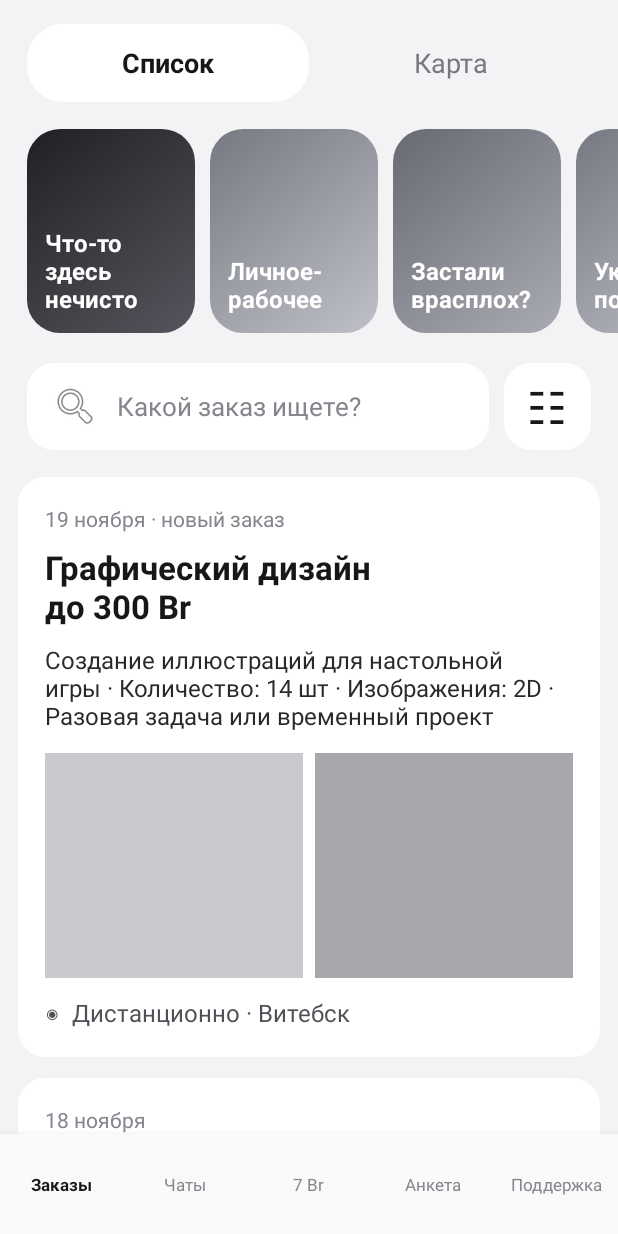
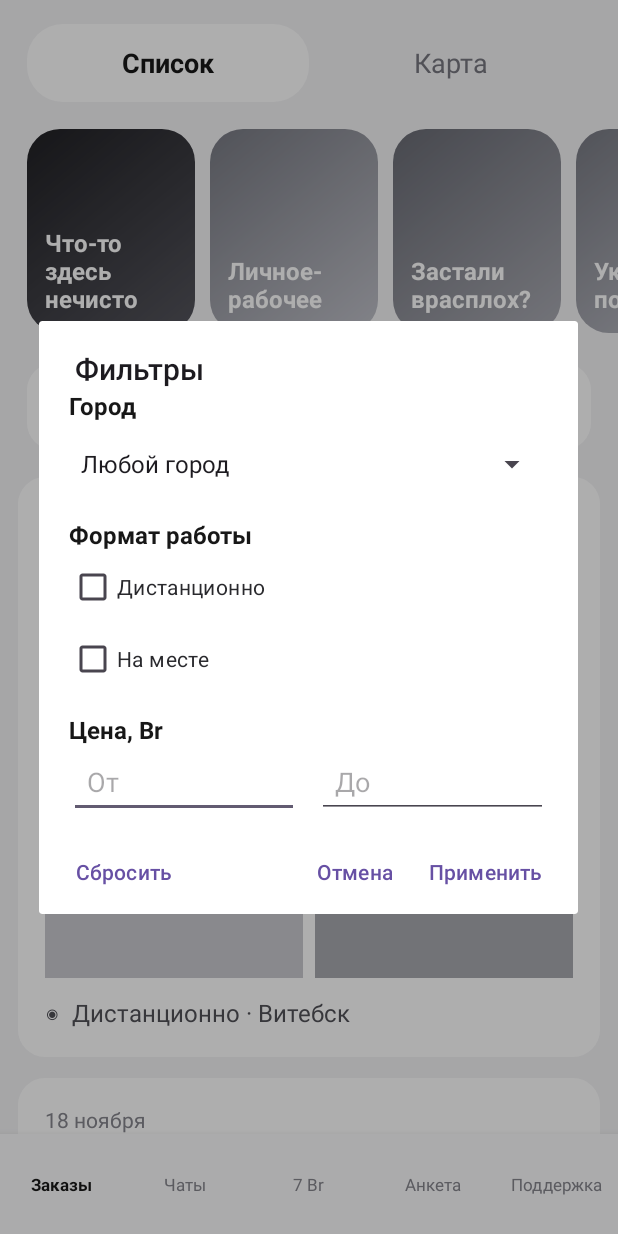
Before and after one commit to semfi4ka/kursovaya-tri-mushketera, an Android app: the screen it shows after launch (MainActivity), after a tap on an icon or button, on a phone screen of 412 x 824 dp. Run offline under Robolectric (Android 15) with nearby library versions, the phone set to English and light mode, and no system bars.

Commit message:
Add order filters panel

```diff
--- a/app/src/main/java/com/example/kursach/MainActivity.java
+++ b/app/src/main/java/com/example/kursach/MainActivity.java
@@ -3,10 +3,18 @@ package com.example.kursach;
 import android.os.Bundle;
 import android.text.Editable;
 import android.text.TextWatcher;
+import android.view.LayoutInflater;
 import android.view.View;
+import android.widget.ArrayAdapter;
+import android.widget.CheckBox;
 import android.widget.EditText;
 import android.widget.LinearLayout;
+import android.widget.Spinner;
 import android.widget.Toast;
+
+import java.util.Locale;
+import java.util.regex.Matcher;
+import java.util.regex.Pattern;
 
 import androidx.activity.EdgeToEdge;
 import androidx.appcompat.app.AppCompatActivity;
@@ -15,32 +23,134 @@ import androidx.core.view.ViewCompat;
 import androidx.core.view.WindowInsetsCompat;
 
 public class MainActivity extends AppCompatActivity {
+    private static final String[] CITIES = {"Любой город", "Минск", "Витебск", "Гомель", "Брест"};
+    private EditText searchInput;
+    private LinearLayout orderCards;
+    private String selectedCity = "";
+    private int minPrice;
+    private int maxPrice;
+    private boolean remoteOnly;
+    private boolean onSiteOnly;
 
     @Override
     protected void onCreate(Bundle savedInstanceState) {
         super.onCreate(savedInstanceState);
         EdgeToEdge.enable(this);
         setContentView(R.layout.activity_main);
-        EditText searchInput = findViewById(R.id.searchInput);
-        LinearLayout orderCards = findViewById(R.id.orderCards);
+        searchInput = findViewById(R.id.searchInput);
+        orderCards = findViewById(R.id.orderCards);
         searchInput.addTextChangedListener(new TextWatcher() {
             @Override public void beforeTextChanged(CharSequence s, int start, int count, int after) { }
             @Override public void onTextChanged(CharSequence s, int start, int before, int count) {
-                String query = s.toString().trim().toLowerCase();
-                for (int i = 0; i < orderCards.getChildCount(); i++) {
-                    View card = orderCards.getChildAt(i);
-                    String searchableText = String.valueOf(card.getTag()).toLowerCase();
-                    card.setVisibility(searchableText.contains(query) ? View.VISIBLE : View.GONE);
-                }
+                applyFilters();
             }
             @Override public void afterTextChanged(Editable s) { }
         });
-        findViewById(R.id.filterButton).setOnClickListener(v ->
-                Toast.makeText(this, "Фильтры будут добавлены следующим шагом", Toast.LENGTH_SHORT).show());
+        findViewById(R.id.filterButton).setOnClickListener(v -> showFilters());
         ViewCompat.setOnApplyWindowInsetsListener(findViewById(R.id.main), (v, insets) -> {
             Insets systemBars = insets.getInsets(WindowInsetsCompat.Type.systemBars());
             v.setPadding(systemBars.left, systemBars.top, systemBars.right, systemBars.bottom);
             return insets;
         });
     }
+
+    private void showFilters() {
+        View content = LayoutInflater.from(this).inflate(R.layout.dialog_filters, null);
+        Spinner citySpinner = content.findViewById(R.id.citySpinner);
+        CheckBox remoteCheckBox = content.findViewById(R.id.remoteCheckBox);
+        CheckBox onSiteCheckBox = content.findViewById(R.id.onSiteCheckBox);
+        EditText minPriceInput = content.findViewById(R.id.minPriceInput);
+        EditText maxPriceInput = content.findViewById(R.id.maxPriceInput);
+
+        ArrayAdapter<String> citiesAdapter = new ArrayAdapter<>(this,
+                android.R.layout.simple_spinner_item, CITIES);
+        citiesAdapter.setDropDownViewResource(android.R.layout.simple_spinner_dropdown_item);
+        citySpinner.setAdapter(citiesAdapter);
+        for (int i = 0; i < CITIES.length; i++) {
+            if (CITIES[i].equalsIgnoreCase(selectedCity) || (selectedCity.isEmpty() && i == 0)) {
+                citySpinner.setSelection(i);
+                break;
+            }
+        }
+        remoteCheckBox.setChecked(remoteOnly);
+        onSiteCheckBox.setChecked(onSiteOnly);
+        if (minPrice > 0) minPriceInput.setText(String.valueOf(minPrice));
+        if (maxPrice > 0) maxPriceInput.setText(String.valueOf(maxPrice));
+
+        androidx.appcompat.app.AlertDialog dialog = new androidx.appcompat.app.AlertDialog.Builder(this)
+                .setTitle("Фильтры")
+                .setView(content)
+                .setPositiveButton("Применить", null)
+                .setNeutralButton("Сбросить", null)
+                .setNegativeButton("Отмена", null)
+                .create();
+        dialog.setOnShowListener(ignored -> {
+            dialog.getButton(androidx.appcompat.app.AlertDialog.BUTTON_POSITIVE).setOnClickListener(v -> {
+                String minText = minPriceInput.getText().toString().trim();
+                String maxText = maxPriceInput.getText().toString().trim();
+                int newMin = parsePrice(minText);
+                int newMax = parsePrice(maxText);
+                if (newMin < 0 || newMax < 0) {
+                    Toast.makeText(this, "Введите корректную цену", Toast.LENGTH_SHORT).show();
+                    return;
+                }
+                if (newMin > 0 && newMax > 0 && newMin > newMax) {
+                    Toast.makeText(this, "Цена «От» не может быть больше цены «До»", Toast.LENGTH_SHORT).show();
+                    return;
+                }
+                selectedCity = citySpinner.getSelectedItemPosition() == 0
+                        ? "" : CITIES[citySpinner.getSelectedItemPosition()].toLowerCase(Locale.ROOT);
+                remoteOnly = remoteCheckBox.isChecked();
+                onSiteOnly = onSiteCheckBox.isChecked();
+                minPrice = newMin;
+                maxPrice = newMax;
+                applyFilters();
+                dialog.dismiss();
+            });
+            dialog.getButton(androidx.appcompat.app.AlertDialog.BUTTON_NEUTRAL).setOnClickListener(v -> {
+                selectedCity = "";
+                minPrice = 0;
+                maxPrice = 0;
+                remoteOnly = false;
+                onSiteOnly = false;
+                citySpinner.setSelection(0);
+                remoteCheckBox.setChecked(false);
+                onSiteCheckBox.setChecked(false);
+                minPriceInput.setText("");
+                maxPriceInput.setText("");
+                applyFilters();
+                dialog.dismiss();
+            });
+        });
+        dialog.show();
+    }
+
+    private int parsePrice(String value) {
+        if (value.isEmpty()) return 0;
+        try {
+            return Integer.parseInt(value);
+        } catch (NumberFormatException ignored) {
+            return -1;
+        }
+    }
+
+    private void applyFilters() {
+        String query = searchInput.getText().toString().trim().toLowerCase(Locale.ROOT);
+        Pattern pricePattern = Pattern.compile("\\d+");
+        for (int i = 0; i < orderCards.getChildCount(); i++) {
+            View card = orderCards.getChildAt(i);
+            String text = String.valueOf(card.getTag()).toLowerCase(Locale.ROOT);
+            Matcher matcher = pricePattern.matcher(text);
+            int price = matcher.find() ? Integer.parseInt(matcher.group()) : 0;
+            boolean isRemote = text.contains("дистанц") || text.contains("удалён") || text.contains("удаленно");
+            boolean matchesWorkMode = (!remoteOnly && !onSiteOnly)
+                    || (remoteOnly && isRemote) || (onSiteOnly && !isRemote);
+            boolean matches = text.contains(query)
+                    && (selectedCity.isEmpty() || text.contains(selectedCity))
+                    && (minPrice == 0 || price >= minPrice)
+                    && (maxPrice == 0 || price <= maxPrice)
+                    && matchesWorkMode;
+            card.setVisibility(matches ? View.VISIBLE : View.GONE);
+        }
+    }
 }
--- /dev/null
+++ b/app/src/main/res/layout/dialog_filters.xml
@@ -0,0 +1,90 @@
+<?xml version="1.0" encoding="utf-8"?>
+<ScrollView xmlns:android="http://schemas.android.com/apk/res/android"
+    android:layout_width="match_parent"
+    android:layout_height="wrap_content"
+    android:fillViewport="true">
+
+    <LinearLayout
+        android:layout_width="match_parent"
+        android:layout_height="wrap_content"
+        android:orientation="vertical"
+        android:paddingHorizontal="20dp"
+        android:paddingBottom="8dp">
+
+        <TextView
+            android:layout_width="match_parent"
+            android:layout_height="wrap_content"
+            android:text="Город"
+            android:textColor="#171717"
+            android:textSize="16sp"
+            android:textStyle="bold" />
+
+        <Spinner
+            android:id="@+id/citySpinner"
+            android:layout_width="match_parent"
+            android:layout_height="48dp"
+            android:layout_marginTop="4dp" />
+
+        <TextView
+            android:layout_width="match_parent"
+            android:layout_height="wrap_content"
+            android:layout_marginTop="12dp"
+            android:text="Формат работы"
+            android:textColor="#171717"
+            android:textSize="16sp"
+            android:textStyle="bold" />
+
+        <CheckBox
+            android:id="@+id/remoteCheckBox"
+            android:layout_width="match_parent"
+            android:layout_height="wrap_content"
+            android:text="Дистанционно"
+            android:textColor="#29292D" />
+
+        <CheckBox
+            android:id="@+id/onSiteCheckBox"
+            android:layout_width="match_parent"
+            android:layout_height="wrap_content"
+            android:text="На месте"
+            android:textColor="#29292D" />
+
+        <TextView
+            android:layout_width="match_parent"
+            android:layout_height="wrap_content"
+            android:layout_marginTop="12dp"
+            android:text="Цена, Br"
+            android:textColor="#171717"
+            android:textSize="16sp"
+            android:textStyle="bold" />
+
+        <LinearLayout
+            android:layout_width="match_parent"
+            android:layout_height="wrap_content"
+            android:orientation="horizontal">
+
+            <EditText
+                android:id="@+id/minPriceInput"
+                android:layout_width="0dp"
+                android:layout_height="48dp"
+                android:layout_marginEnd="6dp"
+                android:layout_weight="1"
+                android:hint="От"
+                android:inputType="number"
+                android:paddingHorizontal="12dp"
+                android:singleLine="true"
+                android:textColor="#171717" />
+
+            <EditText
+                android:id="@+id/maxPriceInput"
+                android:layout_width="0dp"
+                android:layout_height="48dp"
+                android:layout_marginStart="6dp"
+                android:layout_weight="1"
+                android:hint="До"
+                android:inputType="number"
+                android:paddingHorizontal="12dp"
+                android:singleLine="true"
+                android:textColor="#171717" />
+        </LinearLayout>
+    </LinearLayout>
+</ScrollView>
```
